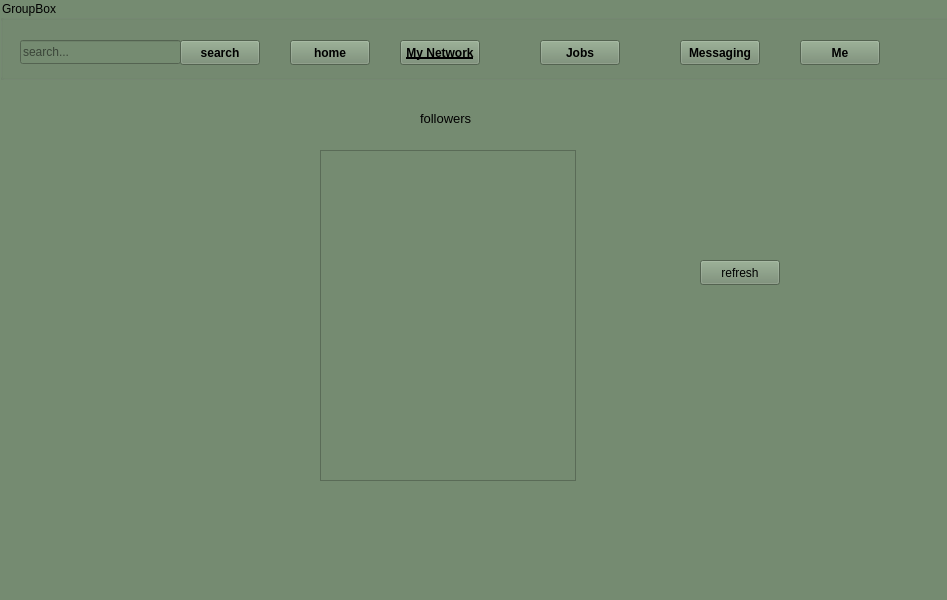
The window that my_network_admin.ui (white-vessel/eyd-project) describes before a commit, drawn with Qt 5.
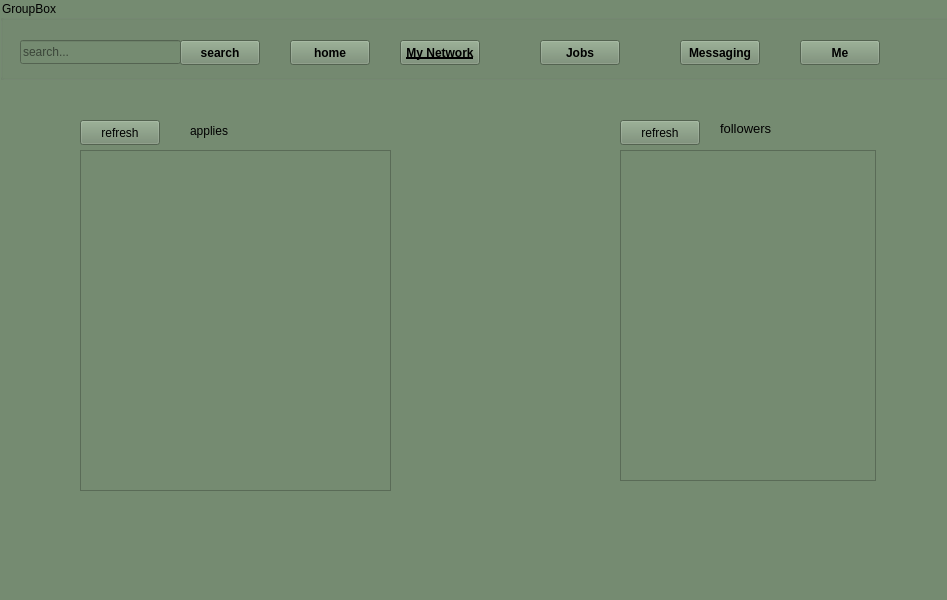
The same window after the commit. Icons and pictures are not drawn.

Patch:
```diff
--- a/my_network_admin.ui
+++ b/my_network_admin.ui
@@ -173,7 +173,7 @@
    <widget class="QTableView" name="tableView">
     <property name="geometry">
      <rect>
-      <x>320</x>
+      <x>620</x>
       <y>150</y>
       <width>256</width>
       <height>331</height>
@@ -183,8 +183,8 @@
    <widget class="QLabel" name="label">
     <property name="geometry">
      <rect>
-      <x>420</x>
-      <y>110</y>
+      <x>720</x>
+      <y>120</y>
       <width>91</width>
       <height>16</height>
      </rect>
@@ -201,8 +201,44 @@
    <widget class="QPushButton" name="pushButton_6">
     <property name="geometry">
      <rect>
-      <x>700</x>
-      <y>260</y>
+      <x>620</x>
+      <y>120</y>
+      <width>80</width>
+      <height>25</height>
+     </rect>
+    </property>
+    <property name="text">
+     <string>refresh</string>
+    </property>
+   </widget>
+   <widget class="QTableView" name="tableView_2">
+    <property name="geometry">
+     <rect>
+      <x>80</x>
+      <y>150</y>
+      <width>311</width>
+      <height>341</height>
+     </rect>
+    </property>
+   </widget>
+   <widget class="QLabel" name="label_2">
+    <property name="geometry">
+     <rect>
+      <x>190</x>
+      <y>120</y>
+      <width>71</width>
+      <height>21</height>
+     </rect>
+    </property>
+    <property name="text">
+     <string>applies</string>
+    </property>
+   </widget>
+   <widget class="QPushButton" name="pushButton_7">
+    <property name="geometry">
+     <rect>
+      <x>80</x>
+      <y>120</y>
       <width>80</width>
       <height>25</height>
      </rect>
```
